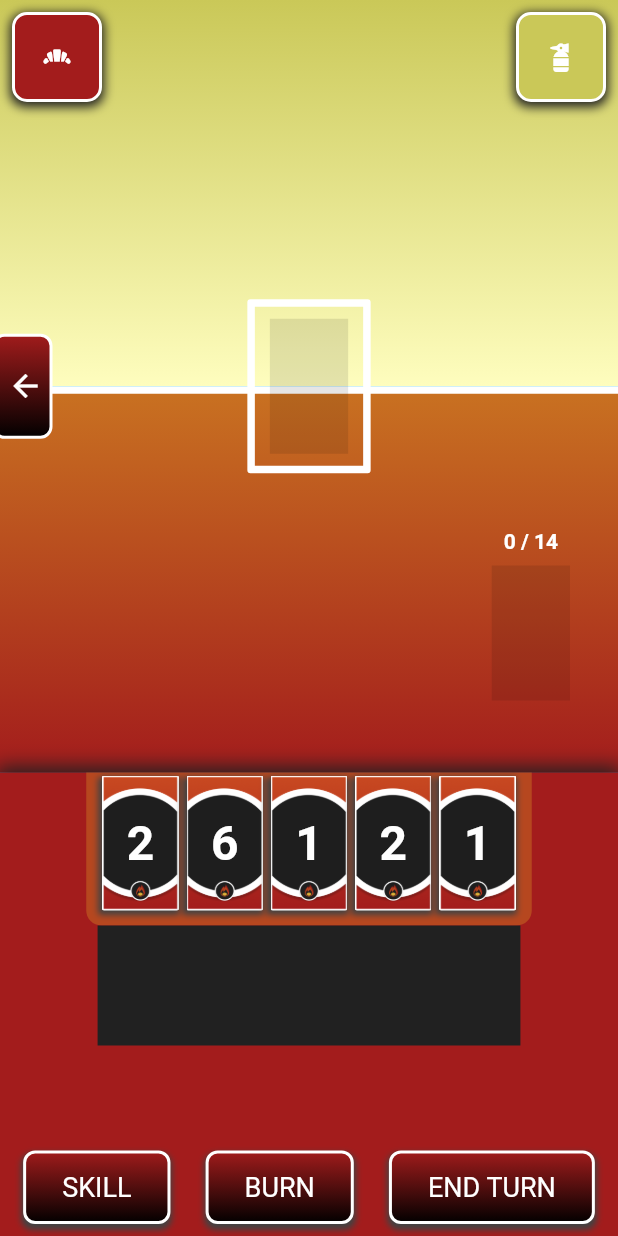
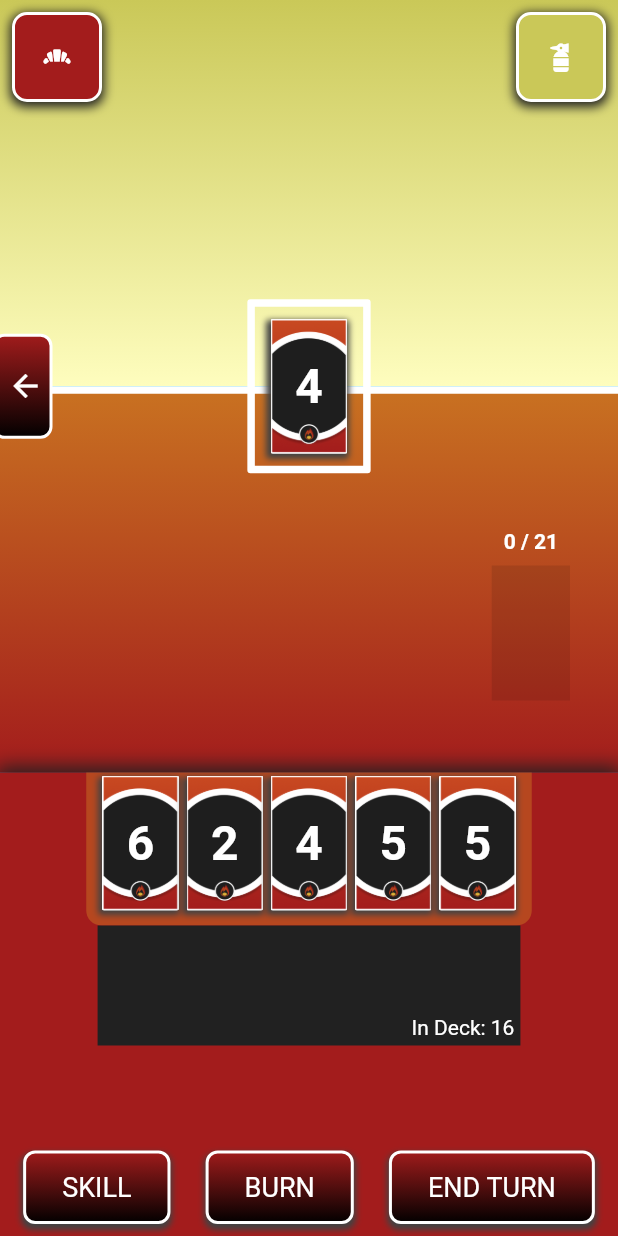
Before and after one commit to dompetriella/Elementals, a Flutter app: the screen it shows after launch, after a tap on "Play", on a phone screen of 412 x 824 dp. Run offline on Flutter 3.47's test engine with Material 2 defaults, Android fonts, the phone set to English and light mode, and no system bars; our stand-ins replace flutter_hooks, flutter_riverpod, freezed_annotation, go_router, hexcolor, hooks_riverpod; missing offline and left inert: flutter_guid.

Commit message:
added playzone to discard logic

```diff
--- a/lib/game_logic/logic.dart
+++ b/lib/game_logic/logic.dart
@@ -8,10 +8,12 @@ List<ElementCard> convertDataToCards(List<ElementCardData> cardData) {
   return cardData.map((e) => ElementCard(elementCardData: e)).toList();
 }
 
+int copiesOfEachNumber = 3;
+
 List<ElementCardData> createPlayerDeck(
     String ownerId, ElementalType ownerElementalType) {
   List<ElementCardData> playerDeck = [];
-  for (int n = 0; n < 2; n++) {
+  for (int n = 0; n < copiesOfEachNumber; n++) {
     for (int i = 1; i < 8; i++) {
       playerDeck.add(ElementCardData(
           id: Guid.generate().toString(),
--- a/lib/pages/GamePage/game_page.dart
+++ b/lib/pages/GamePage/game_page.dart
@@ -250,6 +250,25 @@ class PlayerHandArea extends ConsumerWidget {
                   width: playerCardWidth * 5.4,
                   height: 80,
                   color: Colors.grey.shade900,
+                  child: Column(
+                    mainAxisAlignment: MainAxisAlignment.end,
+                    children: [
+                      Row(
+                        mainAxisAlignment: MainAxisAlignment.end,
+                        children: [
+                          Padding(
+                            padding: const EdgeInsets.all(4.0),
+                            child: Text(
+                              'In Deck: ${ref.watch(playerProvider).deck.length}',
+                              style: TextStyle(
+                                  color:
+                                      Theme.of(context).colorScheme.onPrimary),
+                            ),
+                          ),
+                        ],
+                      ),
+                    ],
+                  ),
                 ),
               ],
             ),
@@ -264,9 +283,13 @@ class PlayerHandArea extends ConsumerWidget {
                   theme: theme,
                   text: 'Burn',
                 ),
-                PlayerTurnActionButton(
-                  theme: theme,
-                  text: 'End Turn',
+                GestureDetector(
+                  onTap: () =>
+                      ref.watch(gameDataProvider.notifier).discardPlayZone(ref),
+                  child: PlayerTurnActionButton(
+                    theme: theme,
+                    text: 'End Turn',
+                  ),
                 ),
               ],
             ),
```
Also changed, not shown: lib/models/game_data.dart (+11 -4 lines), lib/providers/gameDataProvider.dart (+26 -0 lines), lib/models/game_data.freezed.dart, lib/models/game_data.g.dart, lib/models/player_data.freezed.dart, lib/models/player_data.g.dart.
